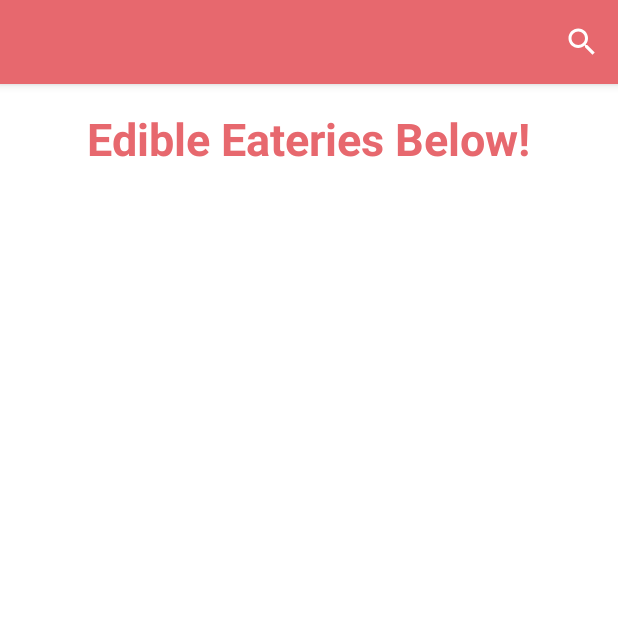
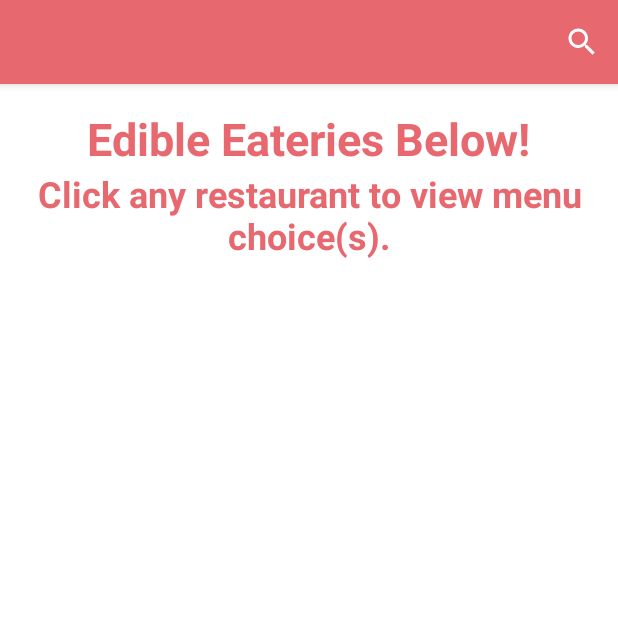
Before and after one commit to galfudim/edible-eats, an Android app: the SearchActivity screen opened directly, with no data from a screen before it, on a phone screen of 412 x 824 dp, the top half of it. Run offline under Robolectric (Android 15) with nearby library versions, the phone set to English and light mode, and no system bars; our stand-ins replace Firebase (no records; nobody signed in at launch, a user with empty details on screens opened directly).

Commit message:
Updated UI

```diff
--- a/app/src/main/java/courses/projects/edible_eats/ListActivity.kt
+++ b/app/src/main/java/courses/projects/edible_eats/ListActivity.kt
@@ -12,7 +12,6 @@ import androidx.appcompat.app.AppCompatActivity
 class ListActivity : AppCompatActivity() {
     private var mlistView: ListView? = null
     private lateinit var restaurantName: TextView
-    private lateinit var restaurantLocation: TextView
     private var menuChoicesList: ArrayList<String>? = ArrayList<String>()
 
     override fun onCreate(savedInstanceState: Bundle?) {
--- a/app/src/main/res/layout/activity_search.xml
+++ b/app/src/main/res/layout/activity_search.xml
@@ -17,6 +17,17 @@
         android:textStyle="bold"
         android:text="@string/edible_eateries_below"/>
 
+    <TextView
+        android:layout_width="wrap_content"
+        android:layout_height="wrap_content"
+        android:textSize="24dp"
+        android:textColor="@color/main_pink"
+        android:layout_gravity="center"
+        android:layout_marginBottom="14dp"
+        android:gravity="center"
+        android:textStyle="bold"
+        android:text="@string/click"/>
+
     <!--List View from which data is to be searched-->
     <ListView
         android:id="@+id/listView"
--- a/app/src/main/res/layout/custom_list_display.xml
+++ b/app/src/main/res/layout/custom_list_display.xml
@@ -3,7 +3,7 @@
 <TextView xmlns:android="http://schemas.android.com/apk/res/android"
     android:id="@+id/custom_list"
     android:layout_width="match_parent"
-    android:background="#B0E6B2"
+    android:background="@drawable/custom_list_bkgrnd"
     android:layout_height="wrap_content"
     android:textAppearance="?android:attr/textAppearanceListItemSmall"
     android:gravity="center_vertical"
--- a/app/src/main/res/layout/display_list.xml
+++ b/app/src/main/res/layout/display_list.xml
@@ -13,7 +13,7 @@
         android:layout_height="wrap_content"
         android:layout_marginBottom="-10dp"
         android:textColor="@color/main_orange"
-        android:textSize="54dp"
+        android:textSize="44dp"
         android:textStyle="bold" />
 
     <TextView
@@ -22,7 +22,8 @@
         android:layout_height="wrap_content"
         android:text="@string/menu_options"
         android:textColor="@color/main_orange"
-        android:textSize="25dp"
+        android:layout_marginBottom="14dp"
+        android:textSize="24dp"
         android:textStyle="bold" />
 
     <ListView
--- a/app/src/main/res/values/strings.xml
+++ b/app/src/main/res/values/strings.xml
@@ -42,11 +42,11 @@
     <string name="what_is_your_diet">What is your diet?</string>
     <string name="select_your_favorite_foods">Select your favorite foods:</string>
     <string name="find_those_eateries">Find those Eateries!</string>
-    <string name="menu_options">Menu Options</string>
+    <string name="menu_options">Menu Option(s)</string>
 
     <!--  Used for Sliding Images  -->
     <string-array name="images_array">
-        <item>@drawable/busboys_blackened_salmon</item>
+        <item>@drawable/sweet_fries</item>
         <item>@drawable/saladworks</item>
         <item>@drawable/playa_bowls</item>
         <item>@drawable/panda_express_honey_walnut_shrimp</item>
@@ -54,6 +54,7 @@
 
     <!--  Search Activity Strings  -->
     <string name="edible_eateries_below">Edible Eateries Below!</string>
+    <string name="click">Click any restaurant to view menu choice(s).</string>
 
 
 </resources>
```
Also changed, not shown: app/src/main/java/courses/projects/edible_eats/SearchActivity.kt (+3 -7 lines), app/src/main/res/drawable/custom_list_bkgrnd.xml (added, +8 -0 lines), app/src/main/res/drawable/Sweet_Fries.png (added), app/src/main/res/drawable/panda_express_honey_walnut_shrimp.jpg (deleted), app/src/main/res/drawable/panda_express_honey_walnut_shrimp.png (added), 1 other file.
